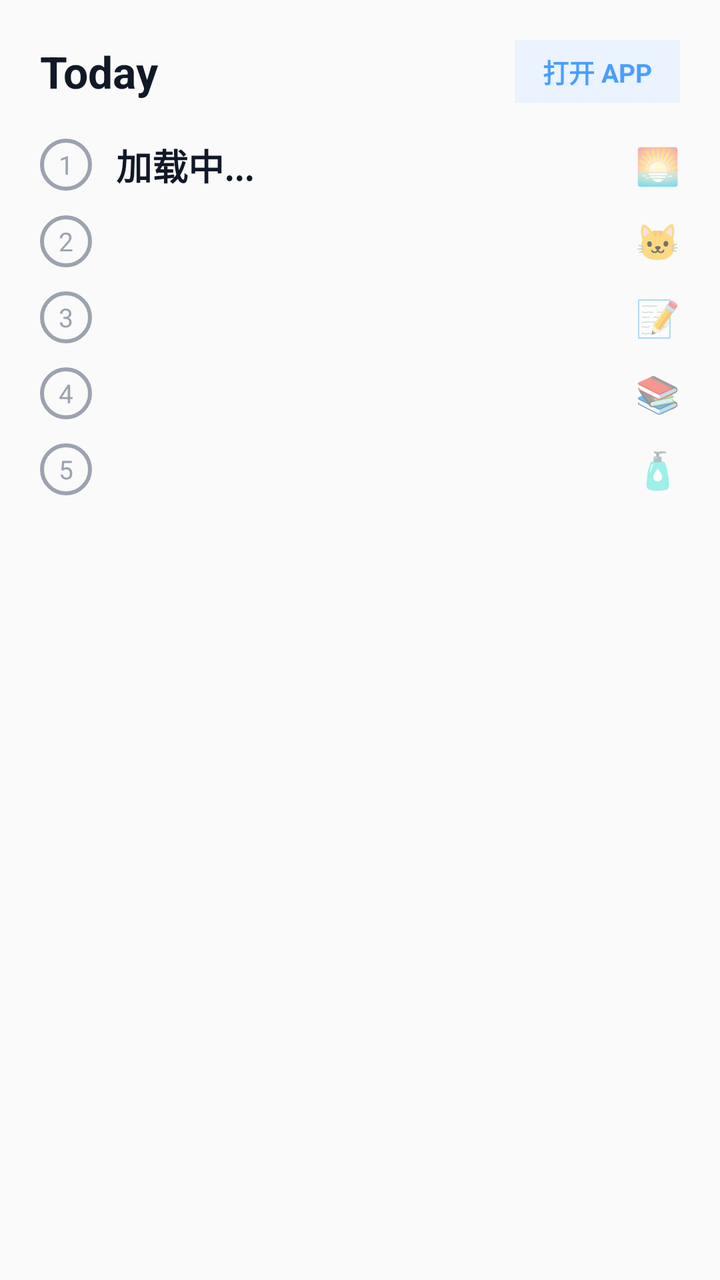
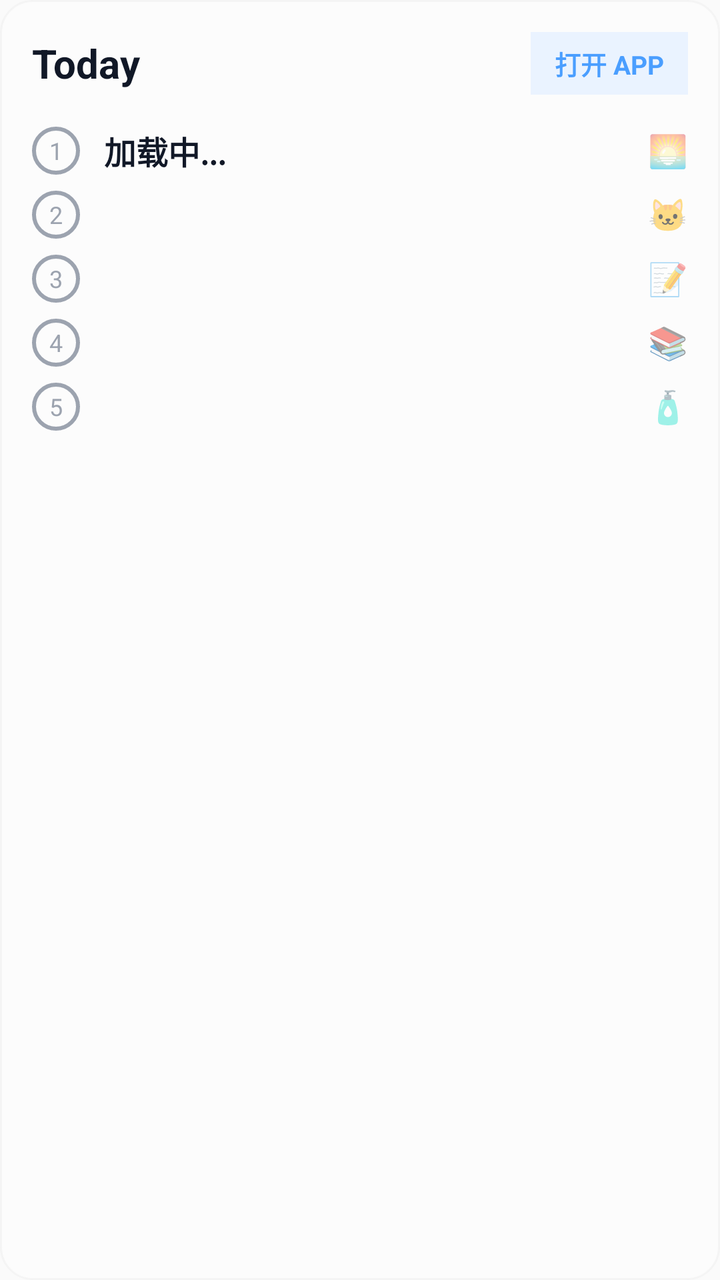

The first picture is an Android layout as it rendered before a commit; the second is the same layout after the commit. The layout source and the unified diff follow.
<!-- AndroidManifest.xml: application theme Theme.AppCompat.Light.NoActionBar -->
<!-- res/layout/widget_health_card.xml -->
<?xml version="1.0" encoding="utf-8"?>
<LinearLayout xmlns:android="http://schemas.android.com/apk/res/android"
    android:layout_width="match_parent"
    android:layout_height="match_parent"
    android:background="@android:color/transparent"
    android:padding="20dp"
    android:orientation="vertical">

    <LinearLayout
        android:layout_width="match_parent"
        android:layout_height="wrap_content"
        android:orientation="horizontal"
        android:gravity="center_vertical"
        android:layout_marginBottom="12dp">

        <TextView
            android:layout_width="0dp"
            android:layout_weight="1"
            android:layout_height="wrap_content"
            android:text="Today"
            android:textColor="#111827"
            android:textSize="22sp"
            android:textStyle="bold" />

        <TextView
            android:id="@+id/widget_btn_open_app"
            android:layout_width="wrap_content"
            android:layout_height="wrap_content"
            android:text="打开 APP"
            android:background="#EAF3FF"
            android:paddingLeft="14dp"
            android:paddingRight="14dp"
            android:paddingTop="6dp"
            android:paddingBottom="6dp"
            android:textColor="#4A9EFF"
            android:textSize="13sp"
            android:textStyle="bold" />
    </LinearLayout>

    
    <LinearLayout
        android:id="@+id/widget_item_1_layout"
        android:layout_width="match_parent"
        android:layout_height="wrap_content"
        android:orientation="horizontal"
        android:gravity="center_vertical"
        android:paddingTop="6dp"
        android:paddingBottom="6dp">
        <TextView
            android:id="@+id/widget_item_1_check"
            android:layout_width="26dp"
            android:layout_height="26dp"
            android:background="@drawable/widget_checkbox_bg"
            android:text="1"
            android:textColor="#9CA3AF"
            android:textSize="13sp"
            android:gravity="center"
            android:layout_marginRight="12dp" />
        <TextView
            android:id="@+id/widget_item_1_text"
            android:layout_width="0dp"
            android:layout_weight="1"
            android:layout_height="wrap_content"
            android:text="加载中..."
            android:textColor="#111827"
            android:textSize="18sp"
            android:textStyle="bold"
            android:maxLines="1"
            android:ellipsize="end" />
        <TextView
            android:id="@+id/widget_item_1_icon"
            android:layout_width="wrap_content"
            android:layout_height="wrap_content"
            android:text="🌅"
            android:textSize="18sp"
            android:layout_marginLeft="8dp" />
    </LinearLayout>

    
    <LinearLayout
        android:id="@+id/widget_item_2_layout"
        android:layout_width="match_parent"
        android:layout_height="wrap_content"
        android:orientation="horizontal"
        android:gravity="center_vertical"
        android:paddingTop="6dp"
        android:paddingBottom="6dp">
        <TextView
            android:id="@+id/widget_item_2_check"
            android:layout_width="26dp"
            android:layout_height="26dp"
            android:background="@drawable/widget_checkbox_bg"
            android:text="2"
            android:textColor="#9CA3AF"
            android:textSize="13sp"
            android:gravity="center"
            android:layout_marginRight="12dp" />
        <TextView
            android:id="@+id/widget_item_2_text"
            android:layout_width="0dp"
            android:layout_weight="1"
            android:layout_height="wrap_content"
            android:text=""
            android:textColor="#111827"
            android:textSize="18sp"
            android:textStyle="bold"
            android:maxLines="1"
            android:ellipsize="end" />
        <TextView
            android:id="@+id/widget_item_2_icon"
            android:layout_width="wrap_content"
            android:layout_height="wrap_content"
            android:text="🐱"
            android:textSize="18sp"
            android:layout_marginLeft="8dp" />
    </LinearLayout>

    
    <LinearLayout
        android:id="@+id/widget_item_3_layout"
        android:layout_width="match_parent"
        android:layout_height="wrap_content"
        android:orientation="horizontal"
        android:gravity="center_vertical"
        android:paddingTop="6dp"
        android:paddingBottom="6dp">
        <TextView
            android:id="@+id/widget_item_3_check"
            android:layout_width="26dp"
            android:layout_height="26dp"
            android:background="@drawable/widget_checkbox_bg"
            android:text="3"
            android:textColor="#9CA3AF"
            android:textSize="13sp"
            android:gravity="center"
            android:layout_marginRight="12dp" />
        <TextView
            android:id="@+id/widget_item_3_text"
            android:layout_width="0dp"
            android:layout_weight="1"
            android:layout_height="wrap_content"
            android:text=""
            android:textColor="#111827"
            android:textSize="18sp"
            android:textStyle="bold"
            android:maxLines="1"
            android:ellipsize="end" />
        <TextView
            android:id="@+id/widget_item_3_icon"
            android:layout_width="wrap_content"
            android:layout_height="wrap_content"
            android:text="📝"
            android:textSize="18sp"
            android:layout_marginLeft="8dp" />
    </LinearLayout>

    
    <LinearLayout
        android:id="@+id/widget_item_4_layout"
        android:layout_width="match_parent"
        android:layout_height="wrap_content"
        android:orientation="horizontal"
        android:gravity="center_vertical"
        android:paddingTop="6dp"
        android:paddingBottom="6dp">
        <TextView
            android:id="@+id/widget_item_4_check"
            android:layout_width="26dp"
            android:layout_height="26dp"
            android:background="@drawable/widget_checkbox_bg"
            android:text="4"
            android:textColor="#9CA3AF"
            android:textSize="13sp"
            android:gravity="center"
            android:layout_marginRight="12dp" />
        <TextView
            android:id="@+id/widget_item_4_text"
            android:layout_width="0dp"
            android:layout_weight="1"
            android:layout_height="wrap_content"
            android:text=""
            android:textColor="#111827"
            android:textSize="18sp"
            android:textStyle="bold"
            android:maxLines="1"
            android:ellipsize="end" />
        <TextView
            android:id="@+id/widget_item_4_icon"
            android:layout_width="wrap_content"
            android:layout_height="wrap_content"
            android:text="📚"
            android:textSize="18sp"
            android:layout_marginLeft="8dp" />
    </LinearLayout>

    
    <LinearLayout
        android:id="@+id/widget_item_5_layout"
        android:layout_width="match_parent"
        android:layout_height="wrap_content"
        android:orientation="horizontal"
        android:gravity="center_vertical"
        android:paddingTop="6dp"
        android:paddingBottom="6dp">
        <TextView
            android:id="@+id/widget_item_5_check"
            android:layout_width="26dp"
            android:layout_height="26dp"
            android:background="@drawable/widget_checkbox_bg"
            android:text="5"
            android:textColor="#9CA3AF"
            android:textSize="13sp"
            android:gravity="center"
            android:layout_marginRight="12dp" />
        <TextView
            android:id="@+id/widget_item_5_text"
            android:layout_width="0dp"
            android:layout_weight="1"
            android:layout_height="wrap_content"
            android:text=""
            android:textColor="#111827"
            android:textSize="18sp"
            android:textStyle="bold"
            android:maxLines="1"
            android:ellipsize="end" />
        <TextView
            android:id="@+id/widget_item_5_icon"
            android:layout_width="wrap_content"
            android:layout_height="wrap_content"
            android:text="🧴"
            android:textSize="18sp"
            android:layout_marginLeft="8dp" />
    </LinearLayout>
</LinearLayout>
<!-- resources referenced by this layout -->
<resources>
  <!-- drawable widget_checkbox_bg (drawable) -->
  <?xml version="1.0" encoding="utf-8"?>
  <shape xmlns:android="http://schemas.android.com/apk/res/android"
      android:shape="oval">
      <stroke android:width="2dp" android:color="#9CA3AF" />
      <solid android:color="#00000000" />
  </shape>
</resources>

<!-- the commit's change to res/layout/widget_health_card.xml (unified diff, before → after) -->
@@ -2,8 +2,8 @@
 <LinearLayout xmlns:android="http://schemas.android.com/apk/res/android"
     android:layout_width="match_parent"
     android:layout_height="match_parent"
-    android:background="@android:color/transparent"
-    android:padding="20dp"
+    android:background="@drawable/widget_bg"
+    android:padding="16dp"
     android:orientation="vertical">
 
     <LinearLayout
@@ -19,7 +19,7 @@
             android:layout_height="wrap_content"
             android:text="Today"
             android:textColor="#111827"
-            android:textSize="22sp"
+            android:textSize="20sp"
             android:textStyle="bold" />
 
         <TextView
@@ -28,8 +28,8 @@
             android:layout_height="wrap_content"
             android:text="打开 APP"
             android:background="#EAF3FF"
-            android:paddingLeft="14dp"
-            android:paddingRight="14dp"
+            android:paddingLeft="12dp"
+            android:paddingRight="12dp"
             android:paddingTop="6dp"
             android:paddingBottom="6dp"
             android:textColor="#4A9EFF"
@@ -44,16 +44,16 @@
         android:layout_height="wrap_content"
         android:orientation="horizontal"
         android:gravity="center_vertical"
-        android:paddingTop="6dp"
-        android:paddingBottom="6dp">
+        android:paddingTop="4dp"
+        android:paddingBottom="4dp">
         <TextView
             android:id="@+id/widget_item_1_check"
-            android:layout_width="26dp"
-            android:layout_height="26dp"
+            android:layout_width="24dp"
+            android:layout_height="24dp"
             android:background="@drawable/widget_checkbox_bg"
             android:text="1"
             android:textColor="#9CA3AF"
-            android:textSize="13sp"
+            android:textSize="12sp"
             android:gravity="center"
             android:layout_marginRight="12dp" />
         <TextView
@@ -63,7 +63,7 @@
             android:layout_height="wrap_content"
             android:text="加载中..."
             android:textColor="#111827"
-            android:textSize="18sp"
+            android:textSize="16sp"
             android:textStyle="bold"
             android:maxLines="1"
             android:ellipsize="end" />
@@ -72,7 +72,7 @@
             android:layout_width="wrap_content"
             android:layout_height="wrap_content"
             android:text="🌅"
-            android:textSize="18sp"
+            android:textSize="16sp"
             android:layout_marginLeft="8dp" />
     </LinearLayout>
 
@@ -83,16 +83,16 @@
         android:layout_height="wrap_content"
         android:orientation="horizontal"
         android:gravity="center_vertical"
-        android:paddingTop="6dp"
-        android:paddingBottom="6dp">
+        android:paddingTop="4dp"
+        android:paddingBottom="4dp">
         <TextView
             android:id="@+id/widget_item_2_check"
-            android:layout_width="26dp"
-            android:layout_height="26dp"
+            android:layout_width="24dp"
+            android:layout_height="24dp"
             android:background="@drawable/widget_checkbox_bg"
             android:text="2"
             android:textColor="#9CA3AF"
-            android:textSize="13sp"
+            android:textSize="12sp"
             android:gravity="center"
             android:layout_marginRight="12dp" />
         <TextView
@@ -102,7 +102,7 @@
             android:layout_height="wrap_content"
             android:text=""
             android:textColor="#111827"
-            android:textSize="18sp"
+            android:textSize="16sp"
             android:textStyle="bold"
             android:maxLines="1"
             android:ellipsize="end" />
@@ -111,7 +111,7 @@
             android:layout_width="wrap_content"
             android:layout_height="wrap_content"
             android:text="🐱"
-            android:textSize="18sp"
+            android:textSize="16sp"
             android:layout_marginLeft="8dp" />
     </LinearLayout>
 
@@ -122,16 +122,16 @@
         android:layout_height="wrap_content"
         android:orientation="horizontal"
         android:gravity="center_vertical"
-        android:paddingTop="6dp"
-        android:paddingBottom="6dp">
+        android:paddingTop="4dp"
+        android:paddingBottom="4dp">
         <TextView
             android:id="@+id/widget_item_3_check"
-            android:layout_width="26dp"
-            android:layout_height="26dp"
+            android:layout_width="24dp"
+            android:layout_height="24dp"
             android:background="@drawable/widget_checkbox_bg"
             android:text="3"
             android:textColor="#9CA3AF"
-            android:textSize="13sp"
+            android:textSize="12sp"
             android:gravity="center"
             android:layout_marginRight="12dp" />
         <TextView
@@ -141,7 +141,7 @@
             android:layout_height="wrap_content"
             android:text=""
             android:textColor="#111827"
-            android:textSize="18sp"
+            android:textSize="16sp"
             android:textStyle="bold"
             android:maxLines="1"
             android:ellipsize="end" />
@@ -150,7 +150,7 @@
             android:layout_width="wrap_content"
             android:layout_height="wrap_content"
             android:text="📝"
-            android:textSize="18sp"
+            android:textSize="16sp"
             android:layout_marginLeft="8dp" />
     </LinearLayout>
 
@@ -161,16 +161,16 @@
         android:layout_height="wrap_content"
         android:orientation="horizontal"
         android:gravity="center_vertical"
-        android:paddingTop="6dp"
-        android:paddingBottom="6dp">
+        android:paddingTop="4dp"
+        android:paddingBottom="4dp">
         <TextView
             android:id="@+id/widget_item_4_check"
-            android:layout_width="26dp"
-            android:layout_height="26dp"
+            android:layout_width="24dp"
+            android:layout_height="24dp"
             android:background="@drawable/widget_checkbox_bg"
             android:text="4"
             android:textColor="#9CA3AF"
-            android:textSize="13sp"
+            android:textSize="12sp"
             android:gravity="center"
             android:layout_marginRight="12dp" />
         <TextView
@@ -180,7 +180,7 @@
             android:layout_height="wrap_content"
             android:text=""
             android:textColor="#111827"
-            android:textSize="18sp"
+            android:textSize="16sp"
             android:textStyle="bold"
             android:maxLines="1"
             android:ellipsize="end" />
@@ -189,7 +189,7 @@
             android:layout_width="wrap_content"
             android:layout_height="wrap_content"
             android:text="📚"
-            android:textSize="18sp"
+            android:textSize="16sp"
             android:layout_marginLeft="8dp" />
     </LinearLayout>
 
@@ -200,16 +200,16 @@
         android:layout_height="wrap_content"
         android:orientation="horizontal"
         android:gravity="center_vertical"
-        android:paddingTop="6dp"
-        android:paddingBottom="6dp">
+        android:paddingTop="4dp"
+        android:paddingBottom="4dp">
         <TextView
             android:id="@+id/widget_item_5_check"
-            android:layout_width="26dp"
-            android:layout_height="26dp"
+            android:layout_width="24dp"
+            android:layout_height="24dp"
             android:background="@drawable/widget_checkbox_bg"
             android:text="5"
             android:textColor="#9CA3AF"
-            android:textSize="13sp"
+            android:textSize="12sp"
             android:gravity="center"
             android:layout_marginRight="12dp" />
         <TextView
@@ -219,7 +219,7 @@
             android:layout_height="wrap_content"
             android:text=""
             android:textColor="#111827"
-            android:textSize="18sp"
+            android:textSize="16sp"
             android:textStyle="bold"
             android:maxLines="1"
             android:ellipsize="end" />
@@ -228,7 +228,7 @@
             android:layout_width="wrap_content"
             android:layout_height="wrap_content"
             android:text="🧴"
-            android:textSize="18sp"
+            android:textSize="16sp"
             android:layout_marginLeft="8dp" />
     </LinearLayout>
 </LinearLayout>
<!-- resource entries referenced after the edit -->
@@ -1,5 +1,15 @@
 <!-- resources referenced by this layout -->
 <resources>
+  <!-- drawable widget_bg (drawable) -->
+  <?xml version="1.0" encoding="utf-8"?>
+  <shape xmlns:android="http://schemas.android.com/apk/res/android">
+      
+      <solid android:color="#80FFFFFF" />
+      
+      <corners android:radius="16dp" />
+      
+      <stroke android:width="1dp" android:color="#40E0E0E0"/>
+  </shape>
   <!-- drawable widget_checkbox_bg (drawable) -->
   <?xml version="1.0" encoding="utf-8"?>
   <shape xmlns:android="http://schemas.android.com/apk/res/android"
